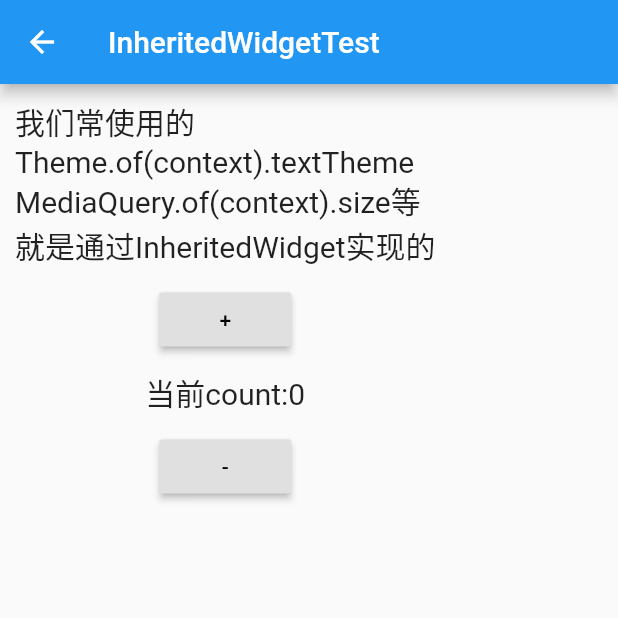
After one commit to lifelikejuly/Flutter_Demo, a Flutter app: the InheritedWidgetTestContainer screen opened directly, on a phone screen of 412 x 824 dp, the top half of it. The commit adds this screen. Run offline on Flutter 3.47's test engine with Material 2 defaults, Android fonts, the phone set to English and light mode, and no system bars; our stand-ins replace charts_flutter, dio, flutter_redux, flutter_swiper, pull_to_refresh, redux; missing offline and left inert: fish_redux; network calls fail; statements that could not run were skipped.

Commit message:
do:redux demo

```diff
--- a/lib/demo_page.dart
+++ b/lib/demo_page.dart
@@ -30,8 +30,11 @@ import 'package:flutter_demo/demo/router/router_demo.dart';
 import 'package:flutter_demo/page/http/http_demo.dart';
 import 'package:flutter_demo/page/http/httpserver_demo.dart';
 import 'package:flutter_demo/part/charts_flutter_demo.dart';
+import 'package:flutter_demo/part/fish_redux_demo.dart';
+import 'package:flutter_demo/part/redux_demo.dart';
 import 'package:flutter_demo/part/refresh_demo.dart';
 import 'package:flutter_demo/part/swiper_demo.dart';
+import 'package:flutter_demo/ui/Inherited_view_demo.dart';
 import 'package:flutter_demo/ui/bottom_nav_demo.dart';
 import 'package:flutter_demo/ui/container_demo.dart';
 import 'package:flutter_demo/ui/dialog_demo.dart';
@@ -76,11 +79,14 @@ class _UIDemoState extends State<DemoPage> {
         demos['Stack'] = StackDemo();
         demos['列表'] = ListViewDemo();
         demos['Tab'] = TabBarDemo();
+        demos['Inherited'] = InheritedWidgetTestContainer();
         break;
       case "part":
         demos["轮播组件"] = SwiperDemo();
         demos["列表刷新组件"] = RefreshDemo();
         demos["charts_flutter"] = ChartsDemo();
+        demos["FishRedux"] = FishReduxDemo();
+        demos["FlutterRedux"] = ReduxDemo();
         break;
       case "other":
         demos["drawer"] = DrawerDemo();
--- a/lib/main.dart
+++ b/lib/main.dart
@@ -1,12 +1,17 @@
 import 'dart:collection';
 
+import 'package:fish_redux/fish_redux.dart';
 import 'package:flutter/material.dart';
 import 'package:flutter_demo/demo/router/router_data_demo.dart';
 import 'package:flutter_demo/demo/router/router_demo.dart';
 import 'package:flutter_demo/demo_page.dart';
-import 'package:flutter_demo/page/http/http_demo.dart';
+import 'package:flutter_demo/part/fishredux/demopage1/page.dart';
+import 'package:flutter_demo/part/fishredux/demopage2/page.dart';
+import 'package:flutter_demo/part/redux_demo.dart';
 import 'package:flutter_demo/primeval/native_demo.dart';
 import 'package:flutter_demo/ui/theme_demo.dart';
+import 'package:flutter_redux/flutter_redux.dart';
+import 'package:redux/redux.dart' as FlutterRedux;
 import 'package:provider/provider.dart';
 
 void main() => runApp(ChangeNotifierProvider<ThemeNotifier>.value(
@@ -15,13 +20,45 @@ void main() => runApp(ChangeNotifierProvider<ThemeNotifier>.value(
       child: MyApp(),
     ));
 
-class MyApp extends StatelessWidget {
-  // This widget is the root of your application.
+class MyApp extends StatefulWidget {
+  @override
+  _MyAppState createState() => _MyAppState();
+}
+
+class _MyAppState extends State<MyApp> {
+  final AbstractRoutes routes = PageRoutes(
+    pages: <String, Page<Object, dynamic>>{
+      /// 注册TodoList主页面
+      'fishPage1': FishDemoPage1Page(),
+      'fishPage2': FishDemoPage2Page(),
+    },
+  );
+
+  FlutterRedux.Store<AppState> store;
+
+  @override
+  void initState() {
+    super.initState();
+    store = FlutterRedux.Store<AppState>(
+      counterReducer,
+      initialState: AppState(),
+      middleware: [
+//        (store,action,action2){
+//
+//        },
+      ],
+    );
+  }
+
   @override
   Widget build(BuildContext context) {
-    return MaterialApp(
+    return StoreProvider<AppState>(
+      store: store,
+      child: MaterialApp(
         navigatorObservers: [UserNavigatorObserver()],
-      themeMode: Provider.of<ThemeNotifier>(context).isDark ? ThemeMode.dark : ThemeMode.light,
+        themeMode: Provider.of<ThemeNotifier>(context).isDark
+            ? ThemeMode.dark
+            : ThemeMode.light,
         darkTheme: ThemeData(
           brightness: Brightness.dark,
         ),
@@ -36,6 +73,11 @@ class MyApp extends StatelessWidget {
           "/router/next5": (context) => NextPage5(),
           "/router/data2": (context) => RouterChildDateDemo2(),
         },
+        onGenerateRoute: (RouteSettings settings) {
+          return MaterialPageRoute<Object>(builder: (BuildContext context) {
+            return routes.buildPage(settings.name, settings.arguments);
+          });
+        },
         theme: ThemeData(
           // This is the theme of your application.
           //
@@ -49,6 +91,7 @@ class MyApp extends StatelessWidget {
           primarySwatch: Colors.blue,
         ),
         home: MyHomePage(title: 'Flutter Demo Home Page'),
+      ),
     );
   }
 }
--- /dev/null
+++ b/lib/part/fishredux/demopage1/effect.dart
@@ -0,0 +1,27 @@
+import 'package:fish_redux/fish_redux.dart';
+import 'package:flutter/widgets.dart' hide Action;
+import 'action.dart';
+import 'state.dart';
+
+Effect<FishDemoPage1State> buildEffect() {
+  return combineEffects(<Object, Effect<FishDemoPage1State>>{
+    FishDemoPage1Action.add: _onAddAction,
+    FishDemoPage1Action.reduce: _onReduceAction,
+    FishDemoPage1Action.Next: _gotoPage,
+  });
+}
+
+void _onAddAction(Action action, Context<FishDemoPage1State> ctx) {
+  print("buildEffect _onAction");
+  ctx.dispatch(Action(FishDemoPage1Action.actionAdd));
+}
+
+void _onReduceAction(Action action, Context<FishDemoPage1State> ctx) {
+  print("buildEffect _onAction");
+  ctx.dispatch(Action(FishDemoPage1Action.actionReduce));
+}
+
+void _gotoPage(Action action, Context<FishDemoPage1State> ctx) {
+  print("buildEffect _gotoPage2");
+  Navigator.of(ctx.context).pushNamed('fishPage2'); //注意2
+}
--- /dev/null
+++ b/lib/part/fishredux/demopage1/page.dart
@@ -0,0 +1,22 @@
+import 'package:fish_redux/fish_redux.dart';
+
+import 'effect.dart';
+import 'reducer.dart';
+import 'state.dart';
+import 'view.dart';
+
+class FishDemoPage1Page extends Page<FishDemoPage1State, Map<String, dynamic>> {
+  FishDemoPage1Page()
+      : super(
+            initState: initState,
+            effect: buildEffect(),
+            reducer: buildReducer(),
+            view: buildView,
+            dependencies: Dependencies<FishDemoPage1State>(
+                adapter: null,
+                slots: <String, Dependent<FishDemoPage1State>>{
+                }),
+            middleware: <Middleware<FishDemoPage1State>>[
+            ],);
+
+}
--- /dev/null
+++ b/lib/part/fishredux/demopage1/state.dart
@@ -0,0 +1,19 @@
+import 'package:fish_redux/fish_redux.dart';
+
+class FishDemoPage1State implements Cloneable<FishDemoPage1State> {
+  int total = 0;
+  bool add = false;
+
+  FishDemoPage1State({this.total = 0, this.add = false});
+
+  @override
+  FishDemoPage1State clone() {
+    return FishDemoPage1State()
+      ..total = total
+      ..add = add;
+  }
+}
+
+FishDemoPage1State initState(Map<String, dynamic> args) {
+  return FishDemoPage1State();
+}
--- /dev/null
+++ b/lib/ui/Inherited_view_demo.dart
@@ -0,0 +1,157 @@
+
+
+import 'package:flutter/material.dart';
+import 'package:flutter/widgets.dart';
+
+class InheritedTestModel {
+  final int count;
+  const InheritedTestModel(this.count);
+}
+
+class InheritedContext extends InheritedWidget {
+
+  //数据
+  final InheritedTestModel inheritedTestModel;
+
+  //点击+号的方法
+  final Function() increment;
+
+  //点击-号的方法
+  final Function() reduce;
+
+  InheritedContext({
+    Key key,
+    @required this.inheritedTestModel,
+    @required this.increment,
+    @required this.reduce,
+    @required Widget child,
+  }) : super(key: key, child: child);
+
+  static InheritedContext of(BuildContext context) {
+    return context.dependOnInheritedWidgetOfExactType();
+  }
+
+  //是否重建widget就取决于数据是否相同
+  @override
+  bool updateShouldNotify(InheritedContext oldWidget) {
+    return inheritedTestModel != oldWidget.inheritedTestModel;
+  }
+}
+
+
+class TestWidgetA extends StatelessWidget {
+  @override
+  Widget build(BuildContext context) {
+    final inheritedContext = InheritedContext.of(context);
+
+    final inheritedTestModel = inheritedContext.inheritedTestModel;
+
+    print('TestWidgetA 中count的值:  ${inheritedTestModel.count}');
+    return new Padding(
+      padding: const EdgeInsets.only(left: 10.0, top: 10.0, right: 10.0),
+      child: new RaisedButton(
+          textColor: Colors.black,
+          child: new Text('+'),
+          onPressed: inheritedContext.increment),
+    );
+  }
+}
+
+
+class TestWidgetB extends StatelessWidget {
+  @override
+  Widget build(BuildContext context) {
+
+    final inheritedContext = InheritedContext.of(context);
+
+    final inheritedTestModel = inheritedContext.inheritedTestModel;
+
+    print('TestWidgetB 中count的值:  ${inheritedTestModel.count}');
+
+    return  new Padding(
+      padding: const EdgeInsets.only(left: 10.0, top: 10.0, right: 10.0),
+      child:  new Text('当前count:${inheritedTestModel.count}',style: new TextStyle(fontSize: 20.0),),
+    );
+  }
+}
+
+
+
+class TestWidgetC extends StatelessWidget {
+  @override
+  Widget build(BuildContext context) {
+
+    final inheritedContext = InheritedContext.of(context);
+
+    final inheritedTestModel = inheritedContext.inheritedTestModel;
+
+    print('TestWidgetC 中count的值:  ${inheritedTestModel.count}');
+
+    return new Padding(
+      padding: const EdgeInsets.only(left: 10.0, top: 10.0, right: 10.0),
+      child:  RaisedButton(
+          textColor: Colors.black,
+          child: new Text('-'),
+          onPressed: inheritedContext.reduce),
+    );
+  }
+}
+
+class InheritedWidgetTestContainer extends StatefulWidget {
+  @override
+  State<StatefulWidget> createState() {
+    return new _InheritedWidgetTestContainerState();
+  }
+}
+
+class _InheritedWidgetTestContainerState
+    extends State<InheritedWidgetTestContainer> {
+  InheritedTestModel inheritedTestModel;
+
+  _initData() {
+    inheritedTestModel = new InheritedTestModel(0);
+  }
+
+  @override
+  void initState() {
+    _initData();
+    super.initState();
+  }
+
+  _incrementCount() {
+    setState(() {
+      inheritedTestModel = new InheritedTestModel(inheritedTestModel.count + 1);
+    });
+  }
+
+  _reduceCount() {
+    setState(() {
+      inheritedTestModel = new InheritedTestModel(inheritedTestModel.count - 1);
+    });
+  }
+
+  @override
+  Widget build(BuildContext context) {
+    return new InheritedContext(
+        inheritedTestModel: inheritedTestModel,
+        increment: _incrementCount,
+        reduce: _reduceCount,
+        child: new Scaffold(
+          appBar: new AppBar(
+            title: new Text('InheritedWidgetTest'),
+          ),
+          body: new Column(
+            children: <Widget>[
+              new Padding(
+                padding: const EdgeInsets.only(left: 10.0, top: 10.0, right: 10.0),
+                child: new Text('我们常使用的\nTheme.of(context).textTheme\nMediaQuery.of(context).size等\n就是通过InheritedWidget实现的',
+                  style: new TextStyle(fontSize: 20.0),),
+              ),
+              new TestWidgetA(),
+              new TestWidgetB(),
+              new TestWidgetC(),
+            ],
+          ),
+        ));
+  }
+}
--- a/pubspec.yaml
+++ b/pubspec.yaml
@@ -37,6 +37,8 @@ dependencies:
   charts_flutter: 0.8.1
   provider: ^3.1.0+1
   web_socket_channel: 1.1.0
+  fish_redux: 0.3.3
+  flutter_redux: 0.6.0
 
 dev_dependencies:
   flutter_test:
```
Also changed, not shown: lib/part/fish_redux_demo.dart (added, +35 -0 lines), lib/part/fishredux/demopage1/action.dart (added, +21 -0 lines), lib/part/fishredux/demopage1/reducer.dart (added, +27 -0 lines), lib/part/fishredux/demopage1/view.dart (added, +40 -0 lines), lib/part/redux_demo.dart (added, +141 -0 lines), pubspec.lock. Lines whose indentation alone changed are shown as unchanged.
